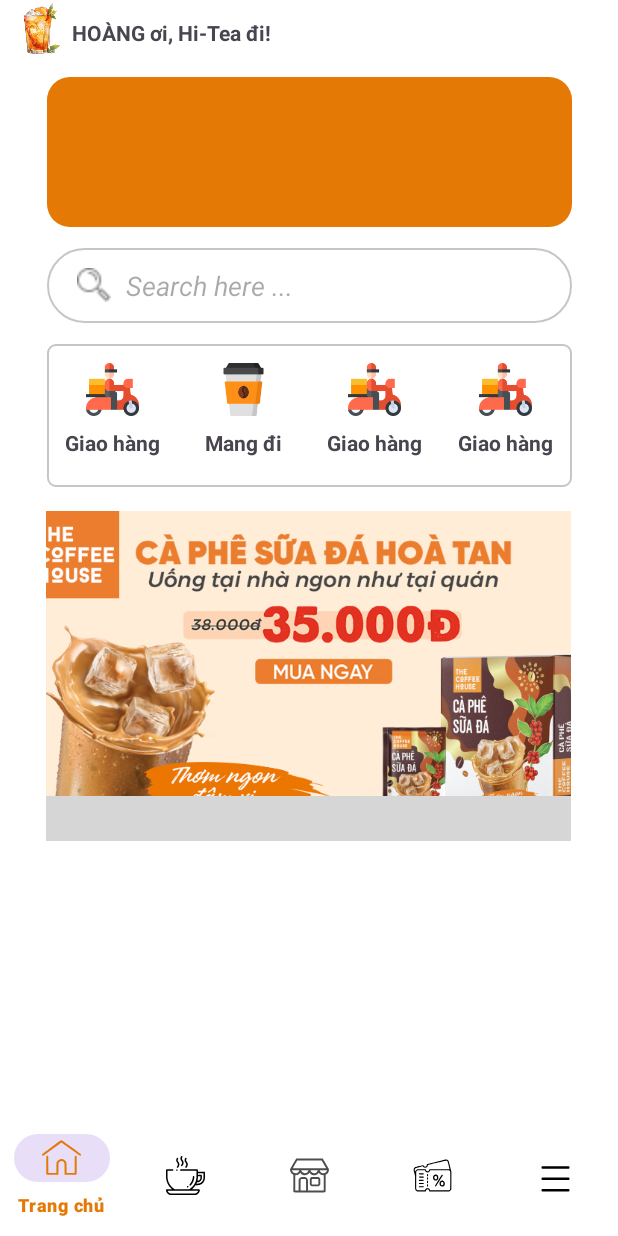
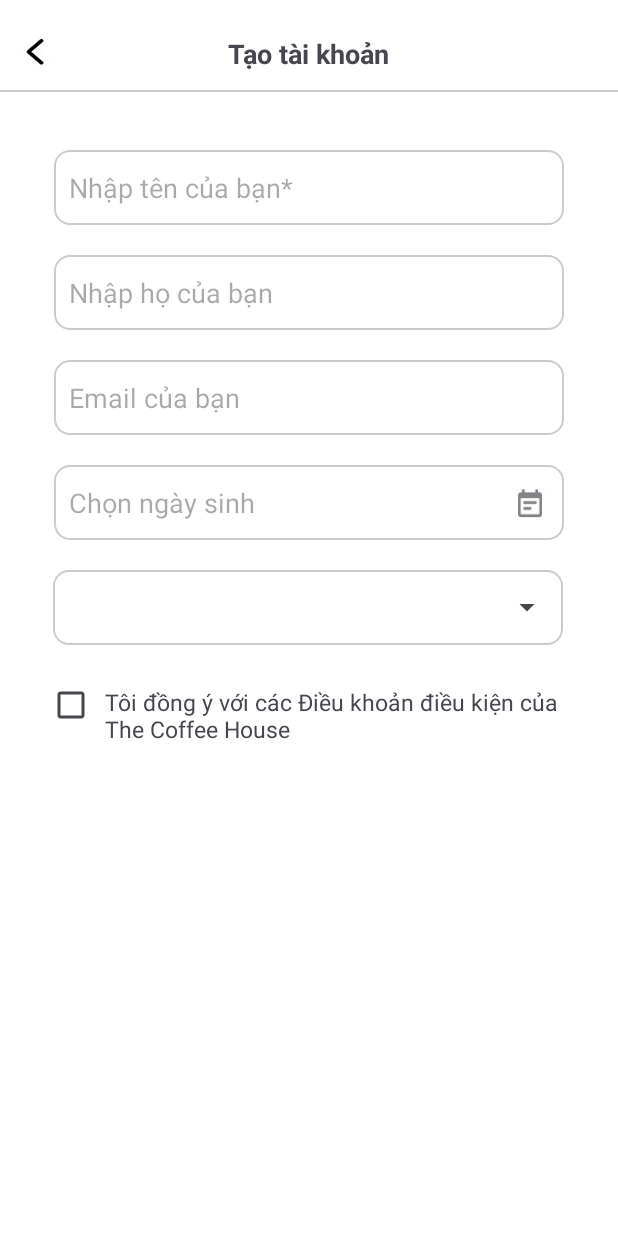
Before and after one commit to bichsonnhat/HachikoCoffee, an Android app: the screen it shows after launch (MainActivity before the commit, InfoAccountLoginActivity after it), on a phone screen of 412 x 824 dp. Run offline under Robolectric (Android 15) with nearby library versions, the phone set to English and light mode, and no system bars; our stand-ins replace data binding; plain views replace CircleIndicator; grey boxes are pictures that could not be loaded.

Commit message:
update info account login layout

```diff
--- a/app/src/main/AndroidManifest.xml
+++ b/app/src/main/AndroidManifest.xml
@@ -14,7 +14,13 @@
         tools:targetApi="31">
         <activity
             android:name=".InfoAccountLoginActivity"
-            android:exported="false" />
+            android:exported="true" >
+            <intent-filter>
+                <action android:name="android.intent.action.MAIN" />
+
+                <category android:name="android.intent.category.LAUNCHER" />
+            </intent-filter>
+        </activity>
         <activity
             android:name=".LoginOTPActivity"
             android:exported="true">
@@ -36,7 +42,7 @@
             android:name=".MainActivity"
             android:exported="true">
             <intent-filter>
-                <action android:name="android.intent.action.MAIN" />
+<!--                <action android:name="android.intent.action.MAIN" />-->
 
                 <category android:name="android.intent.category.LAUNCHER" />
             </intent-filter>
--- a/app/src/main/java/com/example/hachikocoffee/InfoAccountLoginActivity.java
+++ b/app/src/main/java/com/example/hachikocoffee/InfoAccountLoginActivity.java
@@ -3,6 +3,11 @@ package com.example.hachikocoffee;
 import androidx.appcompat.app.AppCompatActivity;
 
 import android.os.Bundle;
+import android.widget.ArrayAdapter;
+import android.widget.Spinner;
+
+import java.util.ArrayList;
+import java.util.List;
 
 public class InfoAccountLoginActivity extends AppCompatActivity {
 
--- a/app/src/main/res/layout/activity_info_account_login.xml
+++ b/app/src/main/res/layout/activity_info_account_login.xml
@@ -1,9 +1,121 @@
 <?xml version="1.0" encoding="utf-8"?>
-<androidx.constraintlayout.widget.ConstraintLayout xmlns:android="http://schemas.android.com/apk/res/android"
+<layout xmlns:android="http://schemas.android.com/apk/res/android"
     xmlns:app="http://schemas.android.com/apk/res-auto"
     xmlns:tools="http://schemas.android.com/tools"
-    android:layout_width="match_parent"
-    android:layout_height="match_parent"
     tools:context=".InfoAccountLoginActivity">
 
-</androidx.constraintlayout.widget.ConstraintLayout>
+    <RelativeLayout
+        android:layout_width="match_parent"
+        android:layout_height="match_parent"
+        android:background="@color/white">
+
+        <Button
+            app:backgroundTint="@null"
+            android:layout_width="25dp"
+            android:layout_height="22dp"
+            android:layout_marginTop="23dp"
+            android:layout_marginLeft="11dp"
+            android:background="@drawable/icon_back"/>
+
+        <TextView
+            android:layout_width="wrap_content"
+            android:layout_height="wrap_content"
+            android:layout_centerHorizontal="true"
+            android:layout_marginTop="23dp"
+            android:text="Tạo tài khoản"
+            android:fontFamily="sans-serif"
+            android:textSize="18sp"
+            android:textStyle="bold"/>
+
+        <View
+            android:layout_width="match_parent"
+            android:layout_height="1dp"
+            android:background="#CCCCCC"
+            android:layout_marginTop="60dp" />
+
+        <EditText
+            android:layout_width="340dp"
+            android:layout_height="50dp"
+            android:layout_centerHorizontal="true"
+            android:layout_marginTop="100dp"
+            android:background="@drawable/rounded_corner"
+            android:padding="10dp"
+            android:hint="Nhập tên của bạn*"
+            android:singleLine="true"
+            android:ellipsize="end" />
+
+        <EditText
+            android:layout_width="340dp"
+            android:layout_height="50dp"
+            android:layout_centerHorizontal="true"
+            android:layout_marginTop="170dp"
+            android:background="@drawable/rounded_corner"
+            android:padding="10dp"
+            android:hint="Nhập họ của bạn"
+            android:singleLine="true"
+            android:ellipsize="end" />
+
+        <EditText
+            android:layout_width="340dp"
+            android:layout_height="50dp"
+            android:layout_centerHorizontal="true"
+            android:layout_marginTop="240dp"
+            android:background="@drawable/rounded_corner"
+            android:padding="10dp"
+            android:hint="Email của bạn"
+            android:singleLine="true"
+            android:ellipsize="end" />
+
+        <EditText
+            android:layout_width="340dp"
+            android:layout_height="50dp"
+            android:layout_centerHorizontal="true"
+            android:layout_marginTop="310dp"
+            android:background="@drawable/rounded_corner"
+            android:padding="10dp"
+            android:hint="Chọn ngày sinh"
+            android:singleLine="true"
+            android:ellipsize="end"
+            android:paddingEnd="70dp"/>
+
+        <Button
+            app:backgroundTint="@null"
+            android:layout_width="34dp"
+            android:layout_height="34dp"
+            android:layout_marginTop="317dp"
+            android:layout_marginLeft="336dp"
+            android:background="@drawable/calendar"/>
+
+
+        <View
+            android:layout_width="340dp"
+            android:layout_height="50dp"
+            android:layout_marginTop="380dp"
+            android:layout_marginLeft="35dp"
+            android:background="@drawable/rounded_corner"/>
+
+        <Spinner
+            android:id="@+id/spinnerGender"
+            android:layout_width="340dp"
+            android:layout_height="50dp"
+            android:layout_marginTop="380dp"
+            android:layout_marginLeft="35dp"
+            android:spinnerMode="dropdown"/>
+
+        <CheckBox
+            android:layout_width="20dp"
+            android:layout_height="20dp"
+            android:layout_marginTop="460dp"
+            android:layout_marginLeft="37dp"/>
+
+        <TextView
+            android:layout_width="wrap_content"
+            android:layout_height="wrap_content"
+            android:layout_marginTop="457dp"
+            android:layout_marginLeft="70dp"
+            android:text="Tôi đồng ý với các Điều khoản điều kiện của \nThe Coffee House"
+            android:fontFamily="sans-serif"
+            android:textSize="15sp"/>
+
+    </RelativeLayout>
+</layout>
```
Also changed, not shown: app/src/main/res/drawable/calendar.png (added), app/src/main/res/drawable/icon_back.png (added), app/src/main/res/drawable/rounded_corner.xml (line endings or trailing spaces).
